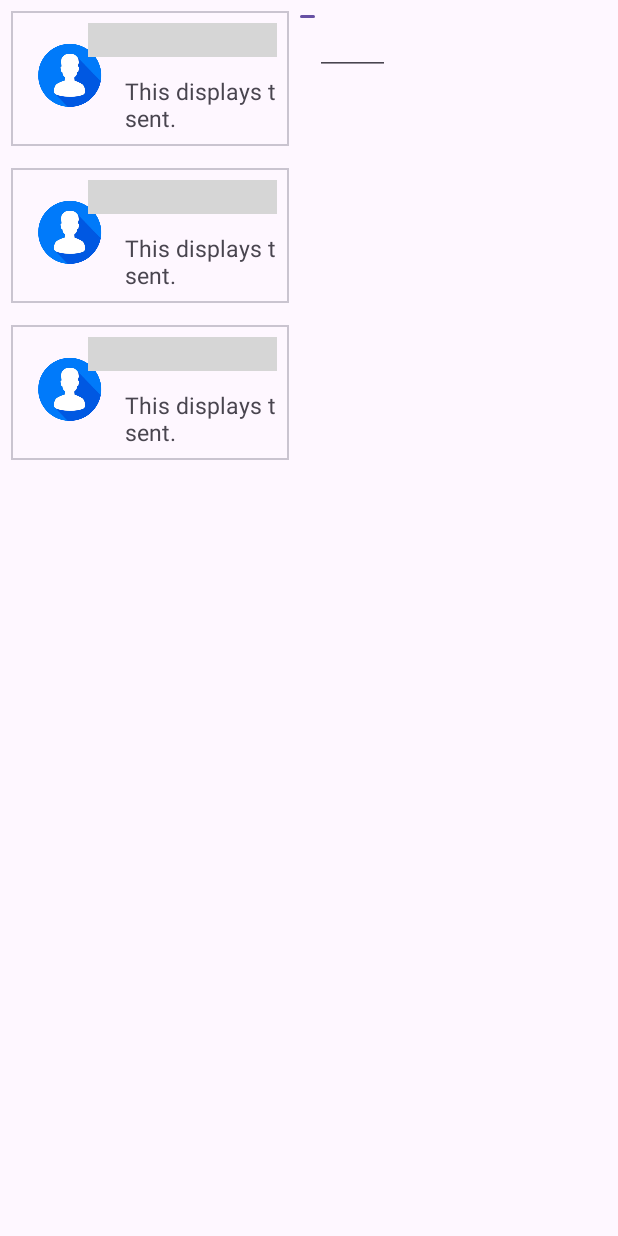
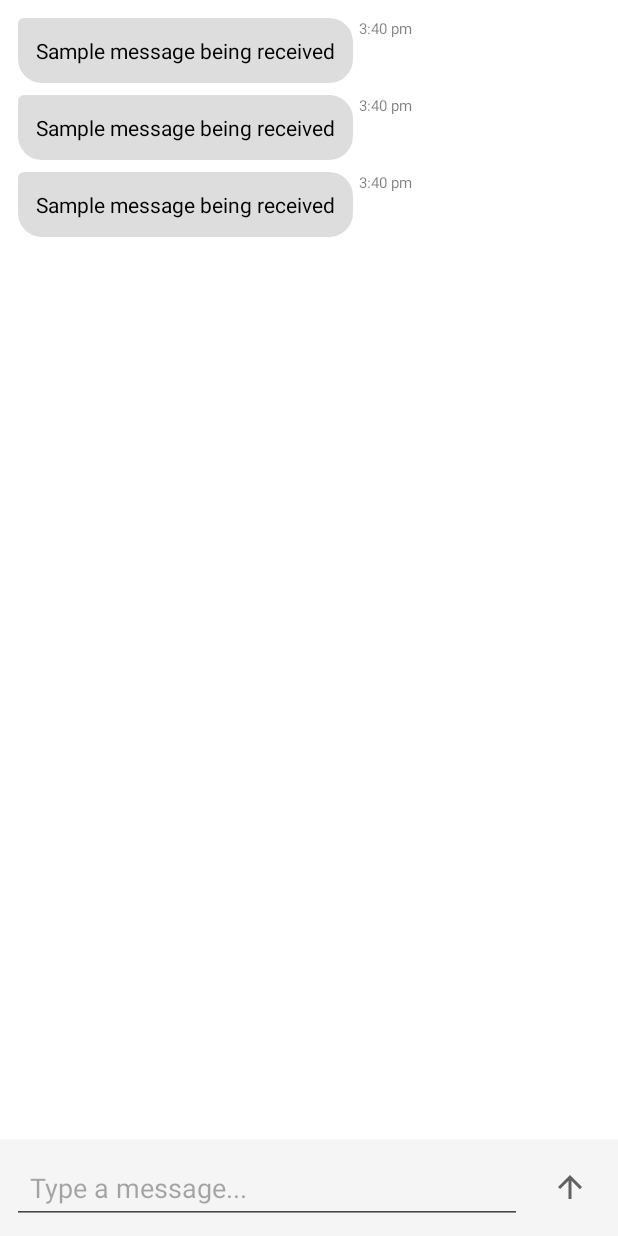
Before and after one commit to shigf1/ClothesShare-main, an Android app: the layout activity_conversation.xml on its own in the app's theme, with its tools: preview values and no code run, on a phone screen of 412 x 824 dp. Run offline under Robolectric (Android 15) with nearby library versions, the phone set to English and light mode, and no system bars; grey boxes are pictures that could not be loaded.

Commit message:
matching front-end to back end for conversation activity

```diff
--- a/app/src/main/java/com/example/clothesshare/ConversationActivity.kt
+++ b/app/src/main/java/com/example/clothesshare/ConversationActivity.kt
@@ -73,8 +73,8 @@ class ConversationActivity : AppCompatActivity() {
     }
 
     private fun setupSendButton() {
-        binding.sendbutton.setOnClickListener {
-            val messageText = binding.messageinput.text.toString().trim()
+        binding.sendButton.setOnClickListener {
+            val messageText = binding.messageInput.text.toString().trim()
             if (messageText.isNotEmpty()) {
                 sendMessage(messageText)
             }
@@ -96,7 +96,7 @@ class ConversationActivity : AppCompatActivity() {
             .push()
             .setValue(conversationItem)
             .addOnSuccessListener {
-                binding.messageinput.text.clear()
+                binding.messageInput.text.clear()
             }
             .addOnFailureListener {
                 // Handle error
--- a/app/src/main/java/com/example/clothesshare/ExperienceActivity.kt
+++ b/app/src/main/java/com/example/clothesshare/ExperienceActivity.kt
@@ -62,11 +62,11 @@ class ExperienceActivity : AppCompatActivity() {
     private fun displayPost(username: String, description: String, image: String) {
         // Implement your UI updates here
         // Example:
-        findViewById<TextView>(R.id.experienceDescriptionHeader).text = username
+        findViewById<TextView>(R.id.username).text = username
         findViewById<TextView>(R.id.experienceDescriptionTextView).text = image
         Glide.with(this)
             .load(description)
-            .into(findViewById(R.id.photo2))
+            .into(findViewById(R.id.featuredPhoto))
     }
         /*  private fun checkExperience(userAnswer:Boolean){
 
--- /dev/null
+++ b/app/src/main/res/drawable/bubble_recieved.xml
@@ -0,0 +1,9 @@
+<shape xmlns:android="http://schemas.android.com/apk/res/android"
+    android:shape="rectangle">
+    <corners
+        android:topLeftRadius="4dp"
+        android:topRightRadius="16dp"
+        android:bottomLeftRadius="16dp"
+        android:bottomRightRadius="16dp"/>
+    <solid android:color="#DDDDDD"/> <!-- Gray color -->
+</shape>
--- /dev/null
+++ b/app/src/main/res/drawable/ic_send.xml
@@ -0,0 +1,5 @@
+<vector xmlns:android="http://schemas.android.com/apk/res/android" android:height="24dp" android:tint="#616161" android:viewportHeight="24" android:viewportWidth="24" android:width="24dp">
+
+    <path android:fillColor="@android:color/white" android:pathData="M4,12l1.41,1.41L11,7.83V20h2V7.83l5.58,5.59L20,12l-8,-8 -8,8z"/>
+
+</vector>
--- a/app/src/main/res/layout/activity_conversation.xml
+++ b/app/src/main/res/layout/activity_conversation.xml
@@ -1,33 +1,54 @@
 <?xml version="1.0" encoding="utf-8"?>
-<LinearLayout xmlns:android="http://schemas.android.com/apk/res/android"
+<RelativeLayout xmlns:android="http://schemas.android.com/apk/res/android"
     xmlns:app="http://schemas.android.com/apk/res-auto"
     xmlns:tools="http://schemas.android.com/tools"
     android:layout_width="match_parent"
-    android:layout_height="match_parent">
+    android:layout_height="match_parent"
+    android:background="#FFFFFF">
+
+    <!-- Messages List -->
+    <androidx.recyclerview.widget.RecyclerView
+        android:id="@+id/conversationRecyclerView"
+        android:layout_width="match_parent"
+        android:layout_height="match_parent"
+        tools:listitem="@layout/item_message_recieved"
+        android:layout_above="@+id/message_input_container"
+        android:padding="8dp"
+        android:clipToPadding="false"
+        app:layoutManager="androidx.recyclerview.widget.LinearLayoutManager"/>
 
 
-    <androidx.recyclerview.widget.RecyclerView
-        android:id="@+id/conversationRecyclerView"
-        android:layout_width="200dp"
-        android:layout_height="500dp"
-        tools:listitem="@layout/active_conversation_design"
-        app:layout_constraintBottom_toBottomOf="parent"
-        app:layout_constraintEnd_toEndOf="parent"
-        app:layout_constraintStart_toStartOf="parent"
-        app:layout_constraintTop_toTopOf="parent">
-    </androidx.recyclerview.widget.RecyclerView>
 
-    <Button
-        android:layout_width="10dp"
-        android:layout_height="10dp"
-        android:id="@+id/sendbutton"></Button>
+    <!-- Message Input Container -->
+    <LinearLayout
+        android:id="@+id/message_input_container"
+        android:layout_width="match_parent"
+        android:layout_height="wrap_content"
+        android:layout_alignParentBottom="true"
+        android:orientation="horizontal"
+        android:padding="8dp"
+        android:background="#F5F5F5">
 
+        <!-- Message Input -->
+        <EditText
+            android:id="@+id/message_input"
+            android:layout_width="0dp"
+            android:layout_height="wrap_content"
+            android:layout_weight="1"
+            android:hint="Type a message..."
+            android:padding="12dp"
+            android:maxLines="4"/>
 
-    <EditText
-        android:layout_width="50dp"
-        android:layout_height="50dp"
-        android:id="@+id/messageinput"
-        ></EditText>
+        <!-- Send Button -->
+        <ImageButton
+            android:id="@+id/send_button"
+            android:layout_width="48dp"
+            android:layout_height="48dp"
+            android:layout_marginStart="8dp"
+            android:background="?attr/selectableItemBackgroundBorderless"
+            android:src="@drawable/ic_send"
+            android:contentDescription="Send message"/>
 
+    </LinearLayout>
 
-</LinearLayout>
+</RelativeLayout>
--- /dev/null
+++ b/app/src/main/res/layout/item_message_recieved.xml
@@ -0,0 +1,32 @@
+<?xml version="1.0" encoding="utf-8"?>
+<androidx.constraintlayout.widget.ConstraintLayout
+    xmlns:android="http://schemas.android.com/apk/res/android"
+    xmlns:app="http://schemas.android.com/apk/res-auto"
+    android:layout_width="match_parent"
+    android:layout_height="wrap_content"
+    android:padding="4dp">
+
+    <TextView
+        android:id="@+id/message_text"
+        android:layout_width="wrap_content"
+        android:layout_height="wrap_content"
+        android:maxWidth="300dp"
+        android:padding="12dp"
+        android:textColor="#000000"
+        android:text="Sample message being received"
+        android:background="@drawable/bubble_recieved"
+        app:layout_constraintStart_toStartOf="parent"
+        app:layout_constraintTop_toTopOf="parent"/>
+
+    <TextView
+        android:id="@+id/message_time"
+        android:layout_width="wrap_content"
+        android:layout_height="wrap_content"
+        android:textSize="10sp"
+        android:textColor="#80000000"
+        android:text="3:40 pm"
+        app:layout_constraintStart_toEndOf="@id/message_text"
+        app:layout_constraintTop_toTopOf="@id/message_text"
+        android:layout_marginStart="4dp"/>
+
+</androidx.constraintlayout.widget.ConstraintLayout>
```
Also changed, not shown: app/src/main/res/layout/activity_experience.xml (+55 -10 lines), app/src/main/res/values/colors.xml (+7 -0 lines).
